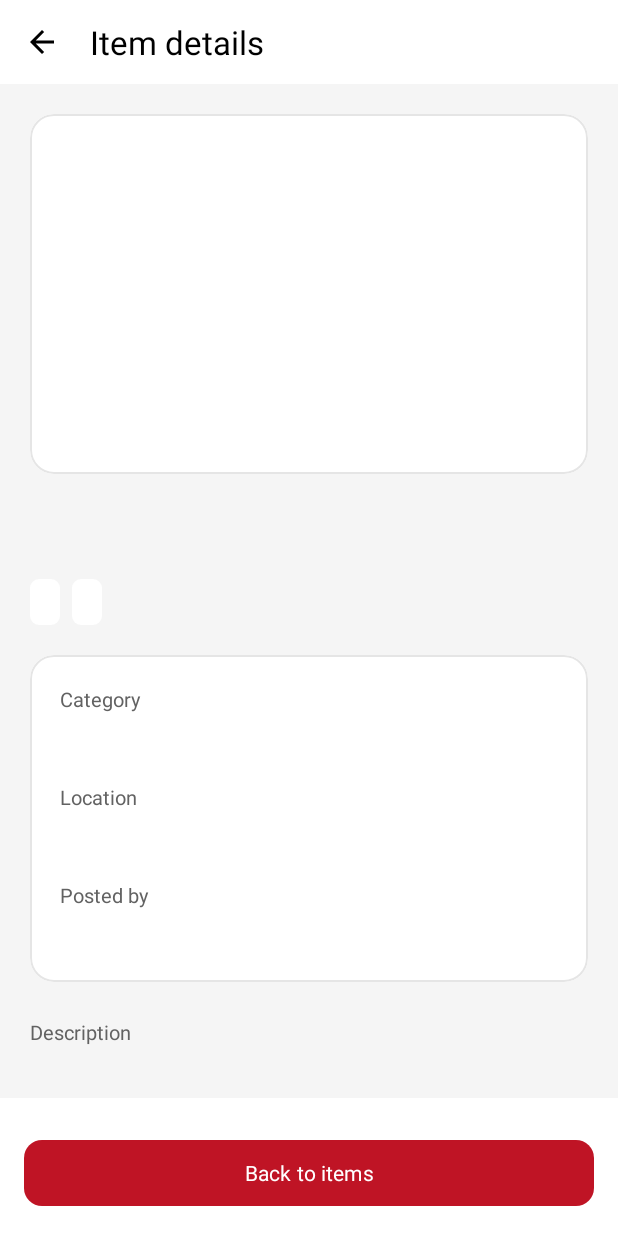
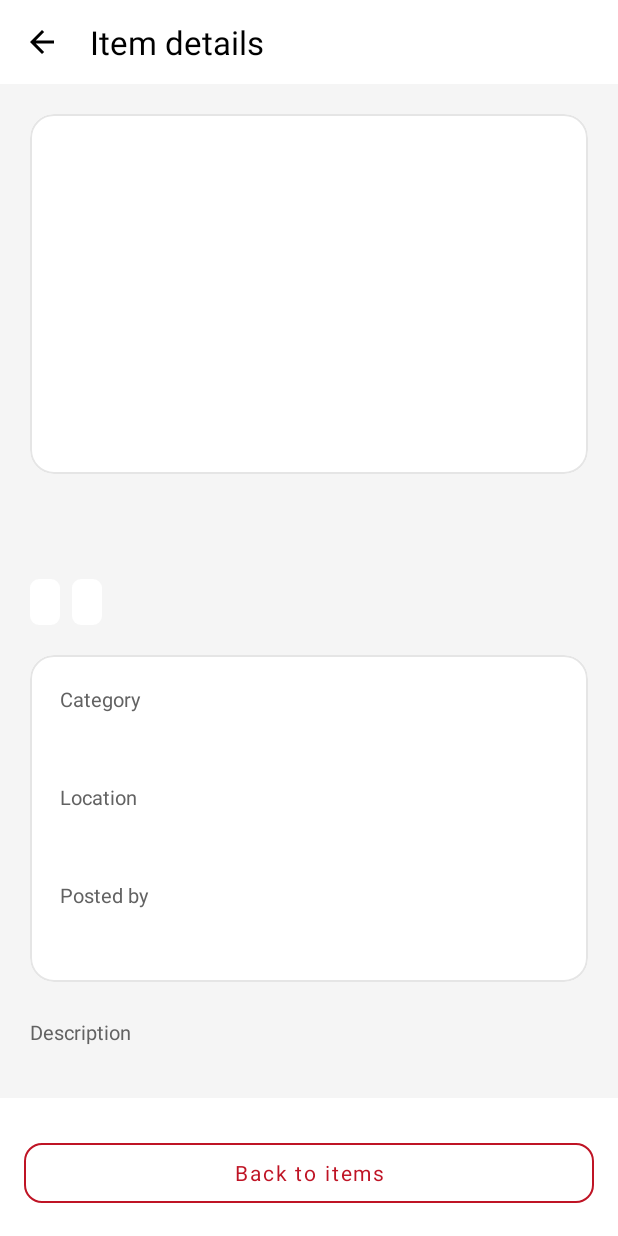
Before and after one commit to COS30017-Software-Development/COS30017-Development-Project, an Android app: the ItemDetailsActivity screen opened directly, with no data from a screen before it, on a phone screen of 412 x 824 dp. Run offline under Robolectric (Android 15) with nearby library versions, the phone set to English and light mode, and no system bars; our stand-ins replace Firebase (no records; nobody signed in at launch, a user with empty details on screens opened directly), Room's generated code; 1 statement that could not run was skipped.

Commit message:
edit claim items button

```diff
--- a/app/src/main/res/layout/activity_item_details.xml
+++ b/app/src/main/res/layout/activity_item_details.xml
@@ -183,14 +183,16 @@
 
 		<com.google.android.material.button.MaterialButton
 			android:id="@+id/back_to_items"
+			style="@style/Widget.MaterialComponents.Button.OutlinedButton"
 			android:layout_width="match_parent"
 			android:layout_height="wrap_content"
 			android:layout_marginTop="8dp"
 			android:minHeight="52dp"
 			android:text="@string/back_to_items"
 			android:textAllCaps="false"
-			android:textColor="@color/white"
-			app:backgroundTint="@color/brand_red_accessible"
-			app:cornerRadius="12dp" />
+			android:textColor="@color/brand_red_accessible"
+			app:backgroundTint="@android:color/transparent"
+			app:cornerRadius="12dp"
+			app:strokeColor="@color/brand_red_accessible" />
 	</LinearLayout>
 </LinearLayout>
```
Also changed, not shown: 1 other file.
